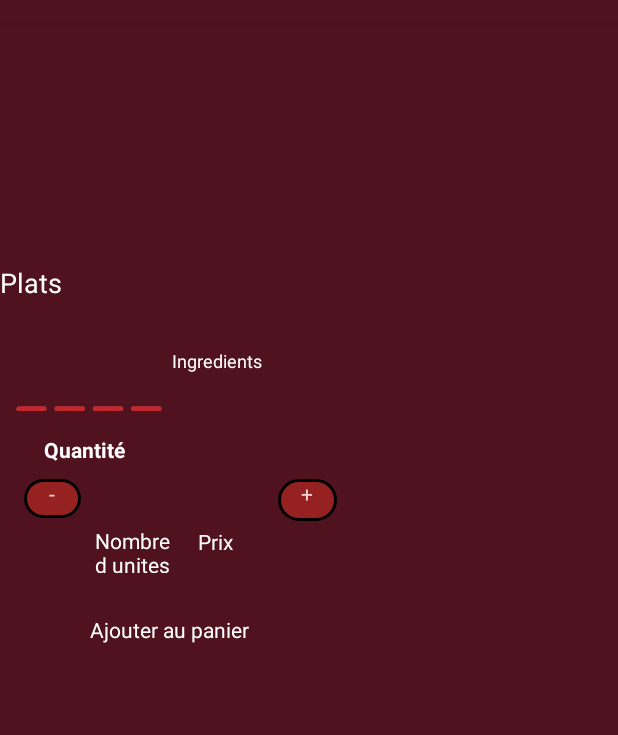
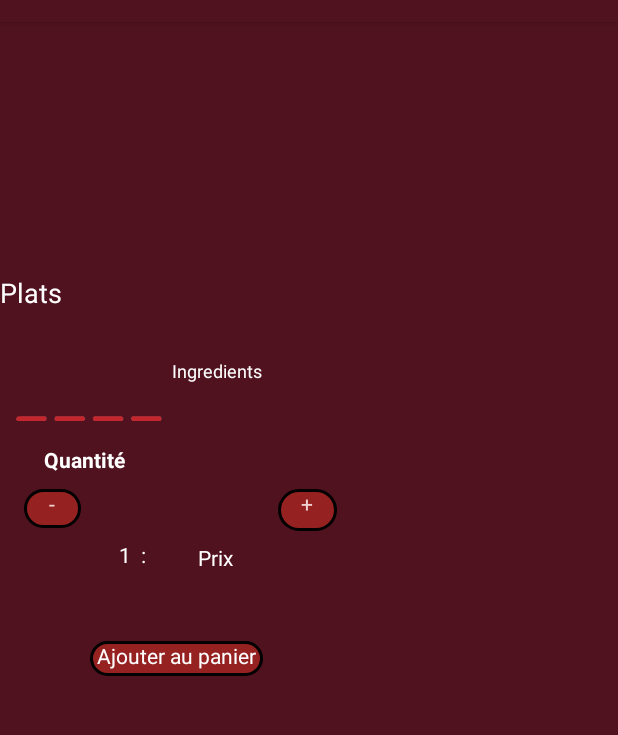
Before and after one commit to ADmarcelat/E_Restaurant, an Android app: the DetailActivity screen opened directly, with no data from a screen before it, on a phone screen of 412 x 824 dp, the part 62-797 px from its top. Run offline under Robolectric (Android 15) with nearby library versions, the phone set to English and light mode, and no system bars; network calls fail; 7 statements that could not run were skipped.

Commit message:
Almost done

```diff
--- a/app/src/main/AndroidManifest.xml
+++ b/app/src/main/AndroidManifest.xml
@@ -1,7 +1,6 @@
 <?xml version="1.0" encoding="utf-8"?>
 <manifest xmlns:android="http://schemas.android.com/apk/res/android"
     package="fr.isen.marcelat.e_restaurant">
-
 
     <uses-permission android:name="android.permission.INTERNET" />
     <uses-permission android:name="android.permission.ACCESS_NETWORK_STATE" />
@@ -12,7 +11,6 @@
     <uses-permission android:name="android.permission.ACCESS_FINE_LOCATION" />
     <uses-permission android:name="android.permission.ACCESS_COARSE_LOCATION" />
 
-
     <application
         android:allowBackup="true"
         android:icon="@mipmap/ic_launcher"
@@ -21,6 +19,9 @@
         android:supportsRtl="true"
         android:theme="@style/Theme.E_Restaurant"
         android:usesCleartextTraffic="true">
+        <activity
+            android:name=".PanierAdapter"
+            android:exported="false" />
         <activity
             android:name=".BLE.BLEDeviceActivity"
             android:exported="false" />
--- a/app/src/main/java/fr/isen/marcelat/e_restaurant/HomeActivity.kt
+++ b/app/src/main/java/fr/isen/marcelat/e_restaurant/HomeActivity.kt
@@ -33,6 +33,11 @@ class HomeActivity : AppCompatActivity() {
             val intent = Intent(this, BLEScanActivity::class.java)
             startActivity(intent)
         }
+
+        binding.basket.setOnClickListener{
+            val intent = Intent(this, PanierActivity::class.java)
+            startActivity(intent)
+        }
     }
 
     override fun onDestroy() {
--- /dev/null
+++ b/app/src/main/java/fr/isen/marcelat/e_restaurant/model/ItemPanier.kt
@@ -0,0 +1,6 @@
+package fr.isen.marcelat.e_restaurant.model
+
+data class ItemPanier (
+    val item:Item,
+    var quantity:Int,
+)
--- /dev/null
+++ b/app/src/main/res/drawable/basket.xml
@@ -0,0 +1,5 @@
+<vector android:height="24dp" android:tint="#FFFFFF"
+    android:viewportHeight="24" android:viewportWidth="24"
+    android:width="24dp" xmlns:android="http://schemas.android.com/apk/res/android">
+    <path android:fillColor="@android:color/white" android:pathData="M17.21,9l-4.38,-6.56c-0.19,-0.28 -0.51,-0.42 -0.83,-0.42 -0.32,0 -0.64,0.14 -0.83,0.43L6.79,9L2,9c-0.55,0 -1,0.45 -1,1 0,0.09 0.01,0.18 0.04,0.27l2.54,9.27c0.23,0.84 1,1.46 1.92,1.46h13c0.92,0 1.69,-0.62 1.93,-1.46l2.54,-9.27L23,10c0,-0.55 -0.45,-1 -1,-1h-4.79zM9,9l3,-4.4L15,9L9,9zM12,17c-1.1,0 -2,-0.9 -2,-2s0.9,-2 2,-2 2,0.9 2,2 -0.9,2 -2,2z"/>
+</vector>
--- /dev/null
+++ b/app/src/main/res/drawable/delete.xml
@@ -0,0 +1,5 @@
+<vector android:height="24dp" android:tint="#FFFFFF"
+    android:viewportHeight="24" android:viewportWidth="24"
+    android:width="24dp" xmlns:android="http://schemas.android.com/apk/res/android">
+    <path android:fillColor="@android:color/white" android:pathData="M6,19c0,1.1 0.9,2 2,2h8c1.1,0 2,-0.9 2,-2V7H6v12zM19,4h-3.5l-1,-1h-5l-1,1H5v2h14V4z"/>
+</vector>
--- a/app/src/main/res/layout/activity_detail.xml
+++ b/app/src/main/res/layout/activity_detail.xml
@@ -31,15 +31,14 @@
 
         <TextView
             android:id="@+id/detailTitle"
-            android:layout_width="326dp"
-            android:layout_height="48dp"
+            android:layout_width="wrap_content"
+            android:layout_height="wrap_content"
             android:layout_marginBottom="28dp"
             android:text="@string/Plats"
             android:textAlignment="textStart"
             android:textColor="#FFFFFF"
             android:textSize="18sp"
             app:layout_constraintBottom_toTopOf="@+id/detailIngredient"
-            app:layout_constraintEnd_toEndOf="parent"
             app:layout_constraintHorizontal_bias="0.0"
             app:layout_constraintStart_toStartOf="parent"
             app:layout_constraintTop_toBottomOf="@+id/detailSlider"
@@ -50,9 +49,10 @@
             android:layout_width="476dp"
             android:layout_height="152dp"
             android:layout_marginStart="1dp"
-            android:layout_marginTop="1dp"
+            android:layout_marginTop="8dp"
             android:layout_marginEnd="1dp"
             app:layout_constraintEnd_toEndOf="parent"
+            app:layout_constraintHorizontal_bias="0.507"
             app:layout_constraintStart_toStartOf="parent"
             app:layout_constraintTop_toTopOf="parent" />
 
@@ -78,7 +78,7 @@
             android:layout_marginStart="16dp"
             android:layout_marginTop="12dp"
             android:background="@drawable/layout_bg"
-            android:text="-"
+            android:text="@string/Minus"
             android:textAlignment="center"
             android:textAllCaps="false"
             android:textColor="@color/white"
@@ -93,7 +93,7 @@
             android:layout_marginStart="12dp"
             android:layout_marginTop="12dp"
             android:background="@drawable/layout_bg"
-            android:text="+"
+            android:text="@string/Plus"
             android:textAlignment="center"
             android:textColor="@color/white"
             app:layout_constraintStart_toEndOf="@+id/total_price"
@@ -102,32 +102,30 @@
         <TextView
             android:id="@+id/nb_item"
             android:layout_width="52dp"
-            android:layout_height="31dp"
+            android:layout_height="39dp"
 
             android:layout_marginStart="8dp"
+            android:layout_marginTop="8dp"
             android:text="@string/Nb_Item"
             android:textAlignment="center"
+
             android:textColor="#FFFFFF"
-            app:layout_constraintBottom_toBottomOf="parent"
             app:layout_constraintStart_toEndOf="@+id/Moins"
-            app:layout_constraintTop_toBottomOf="@+id/Quantité"
-            app:layout_constraintVertical_bias="0.098" />
+            app:layout_constraintTop_toBottomOf="@+id/Moins" />
 
         <TextView
             android:id="@+id/total_price"
             android:layout_width="59dp"
             android:layout_height="23dp"
 
-            android:text="Prix"
+            android:layout_marginTop="8dp"
+
+            android:text="@string/PrixPlat"
+
             android:textAlignment="center"
-
             android:textColor="#FFFFFF"
-            app:layout_constraintBottom_toBottomOf="parent"
-            app:layout_constraintEnd_toEndOf="parent"
-            app:layout_constraintHorizontal_bias="0.0"
             app:layout_constraintStart_toEndOf="@+id/nb_item"
-            app:layout_constraintTop_toBottomOf="@+id/Quantité"
-            app:layout_constraintVertical_bias="0.097" />
+            app:layout_constraintTop_toBottomOf="@+id/Plus" />
 
         <TextView
             android:id="@+id/AjoutPanier"
@@ -135,8 +133,11 @@
             android:layout_height="23dp"
             android:layout_marginStart="60dp"
             android:layout_marginTop="28dp"
+            android:background="@drawable/layout_bg"
             android:text="@string/Add_basket"
+            android:textAlignment="center"
             android:textColor="#FFFFFF"
+            android:textSize="14sp"
             app:layout_constraintStart_toStartOf="parent"
             app:layout_constraintTop_toBottomOf="@+id/nb_item" />
 
--- a/app/src/main/res/values/strings.xml
+++ b/app/src/main/res/values/strings.xml
@@ -28,5 +28,17 @@
     <string name="ble_device_connected">device connected</string>
     <string name="lecture">Lecture</string>
     <string name="ecriture">Ecrire</string>
+    <string name="votre_panier">Votre panier</string>
+    <string name="passer_commande">Passer commande</string>
+    <string name="totalPrice">Price</string>
+    <string name="total">Total</string>
+    <string name="Plus">+</string>
+    <string name="Minus">-</string>
+    <string name="PrixPlat">Prix</string>
+    <string name="askUser">Ajouter au panier ?</string>
+    <string name="ajout">Ajouter</string>
+    <string name="refus">Refuser</string>
+    <string name="merci">Merci d\'avoir commandé chez nous ! Nous n\'avons pas encore de système de CB, c\'est gratuit !</string>
+    <string name="info">info</string>
 
 </resources>
```
Also changed, not shown: app/src/main/java/fr/isen/marcelat/e_restaurant/DetailActivity.kt (+69 -17 lines), app/src/main/java/fr/isen/marcelat/e_restaurant/PanierActivity.kt (+60 -3 lines), app/src/main/java/fr/isen/marcelat/e_restaurant/PanierAdapter.kt (added, +60 -0 lines), app/src/main/java/fr/isen/marcelat/e_restaurant/model/PanierList.kt (added, +7 -0 lines), app/src/main/res/layout/activity_home.xml (+10 -0 lines), app/src/main/res/layout/activity_panier.xml (+16 -29 lines), app/src/main/res/layout/activity_panier_adapter.xml (added, +73 -0 lines).
